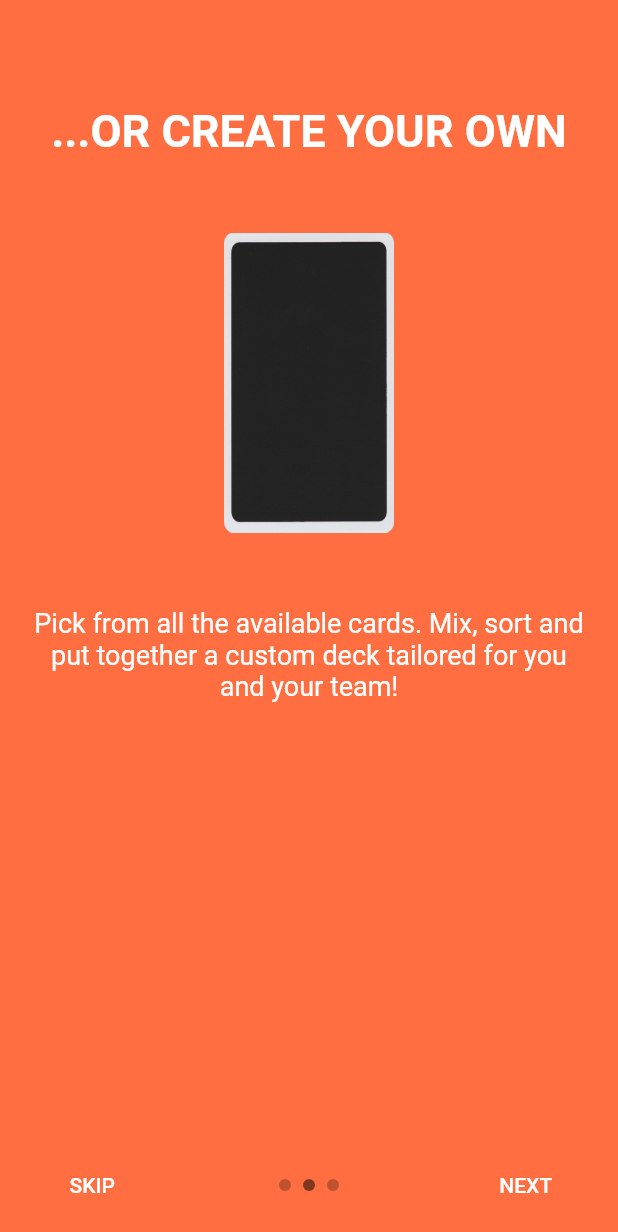
After one commit to abianche/planningpoker, a Flutter app: the IntroScreen screen opened by its route, swiped to page 2, on a phone screen of 412 x 824 dp. The commit adds this screen. Shown: the top 1232 px of the screen. Run offline on Flutter 3.47's test engine with Material 2 defaults, Android fonts, the phone set to English and light mode, and no system bars; drawn by our look-alikes of intro_slider; our stand-ins replace cloud_firestore, firebase_auth, firebase_core, flip_card, flutter_markdown, flutter_redux and 6 more; missing offline and left inert: launch_review; accounts and stored records are empty; generated files the repository leaves out were written again; statements that could not run were skipped.

Commit message:
add intro screen

```diff
--- a/lib/l10n/intl_en.arb
+++ b/lib/l10n/intl_en.arb
@@ -30,5 +30,6 @@
   "customDeckSetup": "Custom deck setup",
   "customDeckSaveTooltip": "Save the configuration",
   "customDeckRestoreTooltip": "Reset the configuration",
-  "openRoom": "Open room"
+  "openRoom": "Open room",
+  "showTheIntroInfo": "Show the intro slides again."
 }
--- a/lib/l10n/intl_it.arb
+++ b/lib/l10n/intl_it.arb
@@ -30,5 +30,6 @@
   "customDeckSetup": "Custom deck setup",
   "customDeckSaveTooltip": "Save the configuration",
   "customDeckRestoreTooltip": "Reset the configuration",
-  "openRoom": "Open room"
+  "openRoom": "Open room",
+  "showTheIntroInfo": "Show the intro slides again."
 }
--- a/lib/router.dart
+++ b/lib/router.dart
@@ -1,6 +1,7 @@
 import 'package:flutter/material.dart';
 import 'package:planningpoker/views/home.screen.dart';
 import 'package:planningpoker/views/info.screen.dart';
+import 'package:planningpoker/views/intro.screen.dart';
 import 'package:planningpoker/views/settings.custom_deck.screen.dart';
 import 'package:planningpoker/views/settings.screen.dart';
 import 'package:planningpoker/views/splash.screen.dart';
@@ -8,6 +9,7 @@ import 'package:planningpoker/views/splash.screen.dart';
 class Routes {
   static const root = '/';
   static const home = '/home';
+  static const intro = '/intro';
   static const settings = '/home/settings';
   static const settings_custom_deck = '/home/settings/customdeck';
   static const settings_info = '/home/settings/info';
@@ -19,9 +21,10 @@ Map<String, WidgetBuilder> getRoutes() {
   return {
     Routes.root: (context) => const SplashScreen(),
     Routes.home: (context) => const HomeScreen(),
+    Routes.intro: (context) => const IntroScreen(),
     Routes.settings: (context) => const SettingsScreen(),
     Routes.settings_custom_deck: (context) => const CustomDeckSetup(),
     Routes.settings_info: (context) => const InfoScreen(),
-    // Routes.settings_intro: (context) => IntroScreen(),
+    Routes.settings_intro: (context) => const IntroScreen(),
   };
 }
--- /dev/null
+++ b/lib/views/intro.screen.dart
@@ -0,0 +1,105 @@
+import 'package:flutter/material.dart';
+import 'package:flutter_redux/flutter_redux.dart';
+import 'package:intro_slider/intro_slider.dart';
+import 'package:intro_slider/slide_object.dart';
+import 'package:planningpoker/redux/actions/settings.actions.dart';
+import 'package:planningpoker/redux/selectors/selectors.dart';
+import 'package:planningpoker/redux/states/app_state.dart';
+import 'package:planningpoker/router.dart';
+import 'package:redux/redux.dart';
+
+class IntroScreen extends StatefulWidget {
+  const IntroScreen({Key key}) : super(key: key);
+
+  @override
+  IntroScreenState createState() => IntroScreenState();
+}
+
+class IntroScreenState extends State<IntroScreen> {
+  List<Slide> slides = [];
+
+  @override
+  void initState() {
+    super.initState();
+
+    slides.add(
+      Slide(
+        title: 'Pick your deck...'.toUpperCase(),
+        maxLineTitle: 2,
+        description: 'Choose from a list of preconfigured decks: Standard, T-Shirt, Fibonacci or Risk Planning!',
+        pathImage: 'assets/images/decks_row.png',
+        backgroundColor: Colors.green,
+      ),
+    );
+    slides.add(
+      Slide(
+        title: '...or create your own'.toUpperCase(),
+        maxLineTitle: 2,
+        description:
+            'Pick from all the available cards. Mix, sort and put together a custom deck tailored for you and your team!',
+        pathImage: 'assets/images/deck_back_black_slim.png',
+        backgroundColor: Colors.deepOrangeAccent,
+      ),
+    );
+    slides.add(
+      Slide(
+        title: 'Join your team!'.toUpperCase(),
+        maxLineTitle: 2,
+        description: 'Join an online room together with your team and play Planning Poker Online!',
+        centerWidget: Icon(
+          Icons.people,
+          size: 128,
+        ),
+        backgroundColor: Colors.blueAccent,
+      ),
+    );
+  }
+
+  @override
+  Widget build(BuildContext context) {
+    return StoreConnector<AppState, _ViewModel>(
+      distinct: true,
+      converter: _ViewModel.fromStore,
+      builder: (context, vm) => IntroSlider(
+        slides: slides,
+        onDonePress: () {
+          vm.completeIntro();
+          final routeName = ModalRoute.of(context).settings.name;
+          if (routeName == Routes.settings_intro) {
+            Navigator.of(context).maybePop();
+          } else {
+            Navigator.of(context).pushReplacementNamed(Routes.home);
+          }
+        },
+      ),
+    );
+  }
+}
+
+class _ViewModel {
+  final bool seenIntro;
+  final Function() completeIntro;
+
+  _ViewModel({
+    @required this.seenIntro,
+    @required this.completeIntro,
+  });
+
+  static _ViewModel fromStore(Store<AppState> store) {
+    return _ViewModel(
+      seenIntro: settingsSelector(store.state).seenIntro,
+      completeIntro: () {
+        store.dispatch(SetSettingsAction(
+          settings: settingsSelector(store.state).copyWith(seenIntro: true),
+        ));
+      },
+    );
+  }
+
+  @override
+  bool operator ==(Object other) =>
+      identical(this, other) || other is _ViewModel && runtimeType == other.runtimeType && seenIntro == other.seenIntro;
+
+  @override
+  int get hashCode => seenIntro.hashCode;
+}
--- a/lib/views/settings.screen.dart
+++ b/lib/views/settings.screen.dart
@@ -143,13 +143,13 @@ class SettingsScreen extends StatelessWidget {
                     subtitle: Text(L.of(context).loading),
                     enabled: false,
                   );
-                  ;
                 }
               },
             ),
             const Divider(),
             ListTile(
               title: Text(L.of(context).showTheIntro),
+              subtitle: Text(L.of(context).showTheIntroInfo),
               onTap: () {
                 Navigator.of(context).pushNamed(Routes.settings_intro);
               },
--- a/lib/views/splash.screen.dart
+++ b/lib/views/splash.screen.dart
@@ -1,10 +1,11 @@
 import 'package:flutter/material.dart';
 import 'package:flutter_redux/flutter_redux.dart';
+import 'package:redux/redux.dart';
+
 import 'package:planningpoker/redux/actions/settings.actions.dart';
 import 'package:planningpoker/redux/selectors/selectors.dart';
 import 'package:planningpoker/redux/states/app_state.dart';
 import 'package:planningpoker/router.dart';
-import 'package:redux/redux.dart';
 
 class SplashScreen extends StatelessWidget {
   const SplashScreen({Key key}) : super(key: key);
@@ -16,7 +17,9 @@ class SplashScreen extends StatelessWidget {
       ignoreChange: (state) => state.initialized == false,
       onWillChange: (prevVm, newVm) {
         if (newVm.initialized == true) {
-          return Navigator.of(context).pushReplacementNamed(Routes.home);
+          return newVm.seenIntro == true
+              ? Navigator.of(context).pushReplacementNamed(Routes.home)
+              : Navigator.of(context).pushReplacementNamed(Routes.intro);
         }
       },
       distinct: true,
@@ -32,16 +35,19 @@ class SplashScreen extends StatelessWidget {
 
 class _ViewModel {
   final bool initialized;
+  final bool seenIntro;
   final Function getSettings;
 
   _ViewModel({
     @required this.initialized,
+    @required this.seenIntro,
     @required this.getSettings,
   });
 
   static _ViewModel fromStore(Store<AppState> store) {
     return _ViewModel(
       initialized: initializedSelector(store.state),
+      seenIntro: settingsSelector(store.state).seenIntro,
       getSettings: () {
         store.dispatch(LoadSettingsAction());
       },
@@ -52,9 +58,9 @@ class _ViewModel {
   bool operator ==(Object o) {
     if (identical(this, o)) return true;
 
-    return o is _ViewModel && o.initialized == initialized && o.getSettings == getSettings;
+    return o is _ViewModel && o.initialized == initialized && o.seenIntro == seenIntro && o.getSettings == getSettings;
   }
 
   @override
-  int get hashCode => initialized.hashCode ^ getSettings.hashCode;
+  int get hashCode => initialized.hashCode ^ seenIntro.hashCode ^ getSettings.hashCode;
 }
--- a/pubspec.yaml
+++ b/pubspec.yaml
@@ -37,6 +37,7 @@ dependencies:
   logger: ^0.9.4
   flip_card: ^0.4.4
   flutter_markdown: ^0.5.0
+  intro_slider: ^2.3.3
 
 dev_dependencies:
   flutter_test:
```
Also changed, not shown: lib/generated/intl/messages_en.dart, lib/generated/intl/messages_it.dart, lib/generated/l10n.dart, pubspec.lock.
